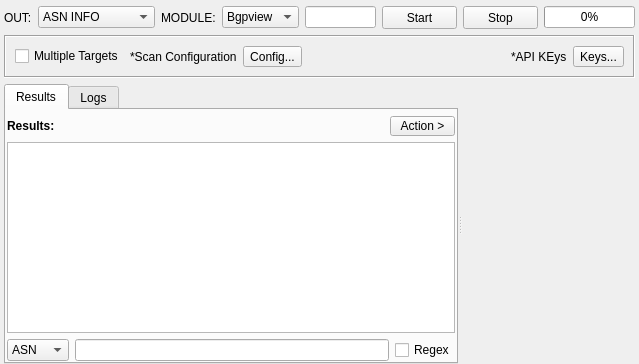
Before: the Qt Designer form sub3suite/src/enums/asn/ASNEnum.ui in 3nock/OTE, drawn with Qt 5.
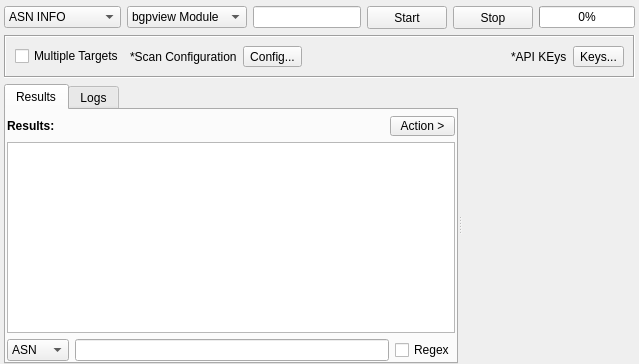
After: the same form once the commit is applied. Custom widgets are drawn as their Qt base class.

What changed in the file:
```diff
--- a/sub3suite/src/enums/asn/ASNEnum.ui
+++ b/sub3suite/src/enums/asn/ASNEnum.ui
@@ -28,13 +28,6 @@
    </property>
    <item>
     <layout class="QHBoxLayout" name="horizontalLayout_2">
-     <item>
-      <widget class="QLabel" name="labelOut">
-       <property name="text">
-        <string>OUT:</string>
-       </property>
-      </widget>
-     </item>
      <item>
       <widget class="QComboBox" name="comboBoxOption">
        <property name="minimumSize">
@@ -60,13 +53,6 @@
        </item>
       </widget>
      </item>
-     <item>
-      <widget class="QLabel" name="labelModule">
-       <property name="text">
-        <string>MODULE:</string>
-       </property>
-      </widget>
-     </item>
      <item>
       <widget class="QComboBox" name="comboBoxEngine">
        <property name="minimumSize">
@@ -77,7 +63,7 @@
        </property>
        <item>
         <property name="text">
-         <string>Bgpview</string>
+         <string>bgpview Module</string>
         </property>
        </item>
        <item>
```
Left out of the diff: 2 changed lines with no effect on the pictures.
